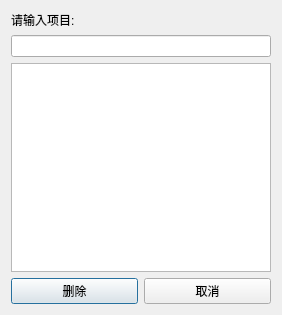
Before: the Qt Designer form delete_project.ui in liuran2011/autotest, drawn with Qt 5.
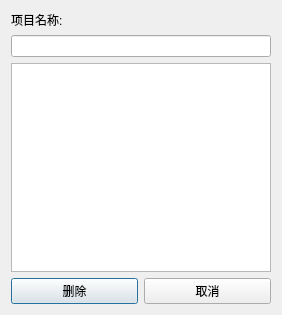
After: the same form once the commit is applied.

```diff
--- a/delete_project.ui
+++ b/delete_project.ui
@@ -37,7 +37,7 @@
      <item>
       <widget class="QLabel" name="label">
        <property name="text">
-        <string>请输入项目:</string>
+        <string>项目名称:</string>
        </property>
       </widget>
      </item>
```
